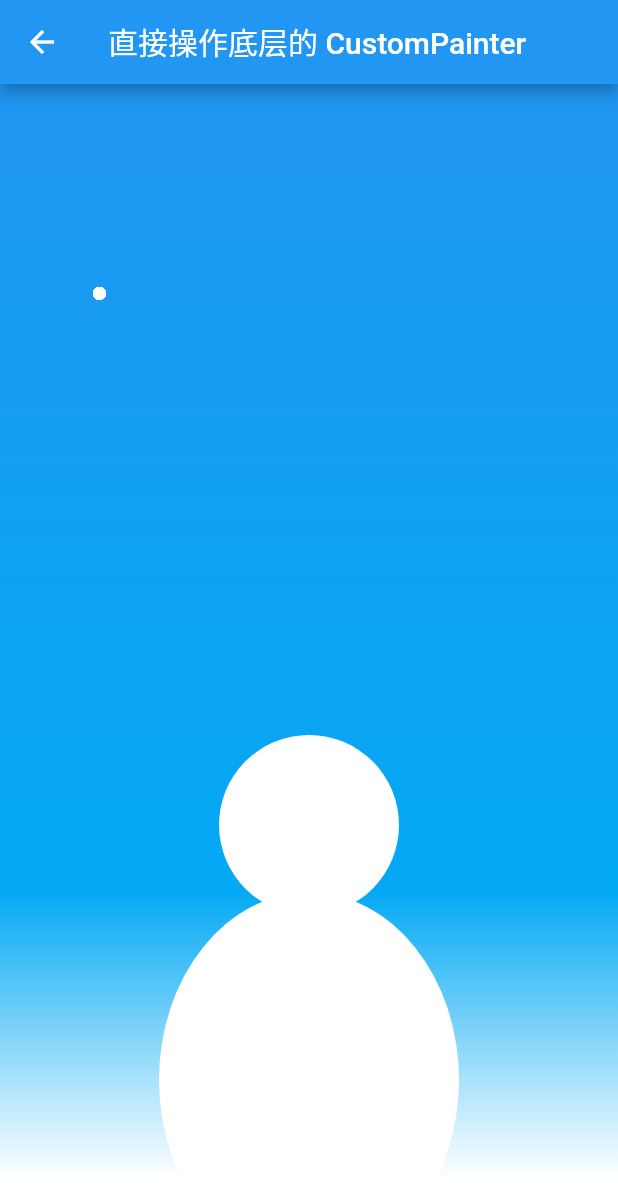
After one commit to svran/flutter-learning, a Flutter app: the AminCustomPainterDemoPage screen opened directly, on a phone screen of 412 x 824 dp. The commit adds this screen. Shown: the top 1204 px of the screen. Run offline on Flutter 3.47's test engine with Material 2 defaults, Android fonts, the phone set to English and light mode, and no system bars; drawn by our look-alikes of oktoast; our stand-ins replace dio, event_bus, logger; network calls fail.

Commit message:
_ 动画学习.

```diff
--- /dev/null
+++ b/lib/ws/anim/a14/anim_custom_painter.dart
@@ -0,0 +1,110 @@
+import 'dart:math';
+
+import 'package:flutter/material.dart';
+
+class AminCustomPainterDemoPage extends StatefulWidget {
+  const AminCustomPainterDemoPage({Key? key}) : super(key: key);
+
+  @override
+  State<AminCustomPainterDemoPage> createState() => _AminCustomPainterDemoPageState();
+}
+
+class _AminCustomPainterDemoPageState extends State<AminCustomPainterDemoPage> with SingleTickerProviderStateMixin {
+  late AnimationController _controller;
+
+  List<Snowflake> list = List.generate(100, (index) => Snowflake());
+
+  @override
+  void initState() {
+    _controller = AnimationController(vsync: this, duration: const Duration(seconds: 1))..repeat();
+    super.initState();
+  }
+
+  @override
+  void dispose() {
+    _controller.dispose();
+    super.dispose();
+  }
+
+  @override
+  Widget build(BuildContext context) {
+    return Scaffold(
+      appBar: AppBar(
+        title: const Text("直接操作底层的 CustomPainter"),
+      ),
+      body: Center(
+        child: Container(
+          constraints: const BoxConstraints.expand(),
+          // width: double.infinity,
+          // height: double.infinity,
+          decoration: BoxDecoration(
+            gradient: LinearGradient(
+              begin: Alignment.topCenter,
+              end: Alignment.bottomCenter,
+              colors: [
+                Colors.blue,
+                Colors.lightBlue,
+                Colors.white,
+              ],
+              stops: [0.0, 0.7, 0.95],
+            ),
+          ),
+          child: AnimatedBuilder(
+            animation: _controller,
+            builder: (context, child) {
+              for (var element in list) {
+                element.fall();
+              }
+              return CustomPaint(
+                painter: MyPainter(list),
+              );
+            },
+          ),
+        ),
+      ),
+    );
+  }
+}
+
+class MyPainter extends CustomPainter {
+  final List<Snowflake> snowflakes;
+
+  MyPainter(this.snowflakes);
+
+  @override
+  void paint(Canvas canvas, Size size) {
+    // logger.d("Svran: Flutter -> ${size.width} , ${size.height}");
+    final whitePaint = Paint()..color = Colors.white;
+    // Offset(size.width / 2, size.height / 2) 等于 size.center(Offset.zero)
+    canvas.drawCircle(size.center(const Offset(0, 110)), 60.0, whitePaint);
+    canvas.drawOval(Rect.fromCenter(center: size.center(const Offset(0, 280)), width: 200, height: 250), whitePaint);
+    for (var snowflake in snowflakes) {
+      snowflake.w = size.width;
+      snowflake.h = size.height;
+      canvas.drawCircle(Offset(snowflake.x, snowflake.y), snowflake.radius, whitePaint);
+    }
+  }
+
+  @override
+  bool shouldRepaint(covariant CustomPainter oldDelegate) {
+    return true;
+  }
+}
+
+class Snowflake {
+  double w = 600, h = 800;
+  double x = Random().nextDouble() * 600;
+  double y = Random().nextDouble() * 800;
+  double radius = Random().nextDouble() * 2 + 4;
+  double velocity = Random().nextDouble() * 4 + 2;
+
+  fall() {
+    y += velocity;
+    if (y >= h) {
+      x = Random().nextDouble() * w;
+      y = 0.0;
+      radius = Random().nextDouble() * 2 + 4;
+      velocity = Random().nextDouble() * 4 + 2;
+    }
+  }
+}
--- a/lib/ws/initalize_ws_pages_data.dart
+++ b/lib/ws/initalize_ws_pages_data.dart
@@ -5,6 +5,15 @@ import 'package:svran_flutter_study/ws/anim/a03/animated_number.dart';
 import 'package:svran_flutter_study/ws/anim/a04/animated_number.dart';
 import 'package:svran_flutter_study/ws/anim/a05/tween_anim.dart';
 import 'package:svran_flutter_study/ws/anim/a06/anim_curves.dart';
+import 'package:svran_flutter_study/ws/anim/a07/anim_unlimited.dart';
+import 'package:svran_flutter_study/ws/anim/a08/anim_controller.dart';
+import 'package:svran_flutter_study/ws/anim/a09/anim_controller_tween.dart';
+import 'package:svran_flutter_study/ws/anim/a10/anim_a10.dart';
+import 'package:svran_flutter_study/ws/anim/a12/anim_478.dart';
+import 'package:svran_flutter_study/ws/anim/a13/anim_principle.dart';
+import 'package:svran_flutter_study/ws/anim/a14/anim_custom_painter.dart';
+
+import 'anim/a11/custom_anim.dart';
 
 final List<SvranListBean> wsData = [
   SvranListBean("动画 AnimatedXXX", const AnimatedWidgetDemoPage()),
@@ -13,4 +22,12 @@ final List<SvranListBean> wsData = [
   SvranListBean("动画 翻滚计数器2", const AnimatedNumberDemoPage1()),
   SvranListBean("动画 补间动画", const TweenAnimBuilderDemoPage()),
   SvranListBean("动画 更多动画控制以及曲线", const CurvesDemoPage()),
+  SvranListBean("动画 无尽旋转的显式动画", const AnimatedUnlimitedDemoPage()),
+  SvranListBean("动画 动画控制器", const AnimControllerDemoPage()),
+  SvranListBean("动画 控制器串联补间动画和曲线", const AminControllerTweenDemoPage()),
+  SvranListBean("动画 交错动画,管理区间,曲线", const SvranAnimA10DemoPage()),
+  SvranListBean("动画 自定义动画", const SvranCustomAnimDemoPage()),
+  SvranListBean("动画 自定义动画478呼吸法", const Anim478DemoPage()),
+  SvranListBean("动画 动画背后的原理和机制", const AminPrincipleDemoPage()),
+  SvranListBean("动画 直接操作底层的CustomPainter", const AminCustomPainterDemoPage()),
 ];
```
Also changed, not shown: lib/ws/anim/a07/anim_unlimited.dart (added, +55 -0 lines), lib/ws/anim/a08/anim_controller.dart (added, +66 -0 lines), lib/ws/anim/a09/anim_controller_tween.dart (added, +62 -0 lines), lib/ws/anim/a10/anim_a10.dart (added, +80 -0 lines), lib/ws/anim/a11/custom_anim.dart (added, +66 -0 lines), lib/ws/anim/a12/anim_478.dart (added, +87 -0 lines), lib/ws/anim/a13/anim_principle.dart (added, +49 -0 lines), pubspec.lock.
